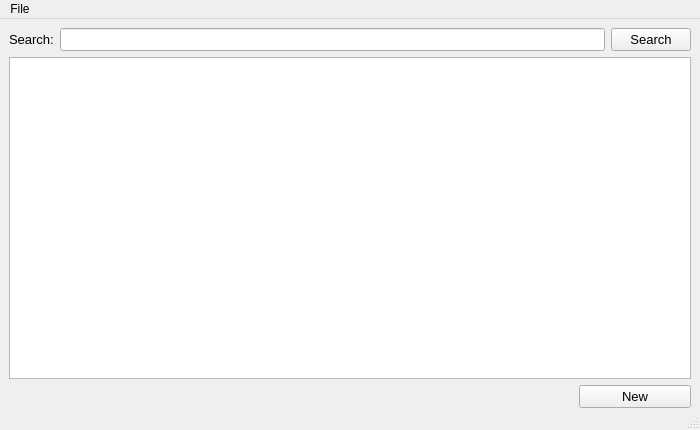
First picture: the form in phonebook.ui, repository realshuncle/Phonebook, before the edit.
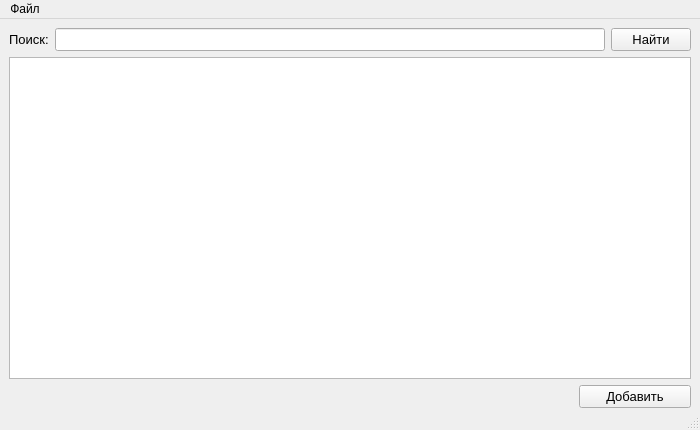
Second picture: the form after the edit.

The edit to the form file:
```diff
--- a/phonebook.ui
+++ b/phonebook.ui
@@ -64,7 +64,7 @@
          </font>
         </property>
         <property name="text">
-         <string>Search:</string>
+         <string>Поиск:</string>
         </property>
        </widget>
       </item>
@@ -100,7 +100,7 @@
          </font>
         </property>
         <property name="text">
-         <string>Search</string>
+         <string>Найти</string>
         </property>
        </widget>
       </item>
@@ -200,7 +200,7 @@
          </font>
         </property>
         <property name="text">
-         <string>New</string>
+         <string>Добавить</string>
         </property>
        </widget>
       </item>
@@ -219,7 +219,7 @@
    </property>
    <widget class="QMenu" name="menuFile">
     <property name="title">
-     <string>File</string>
+     <string>Файл</string>
     </property>
     <addaction name="actionNew"/>
     <addaction name="actionSave"/>
```
Left out of the diff: 12 changed lines with no effect on the pictures.
